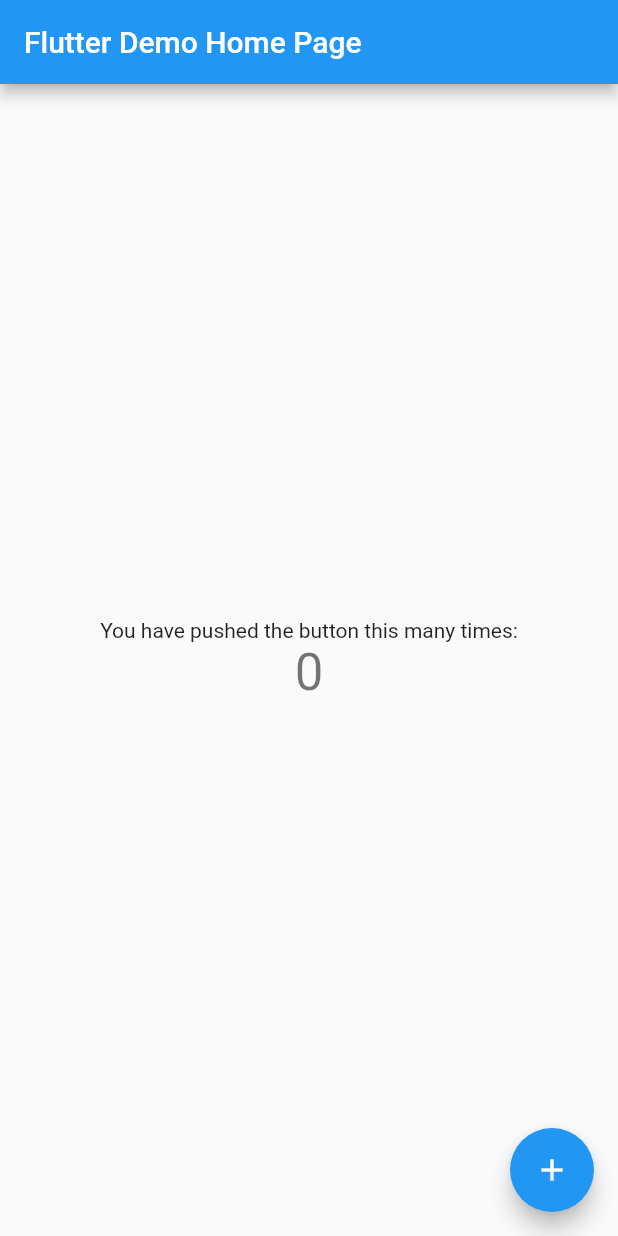
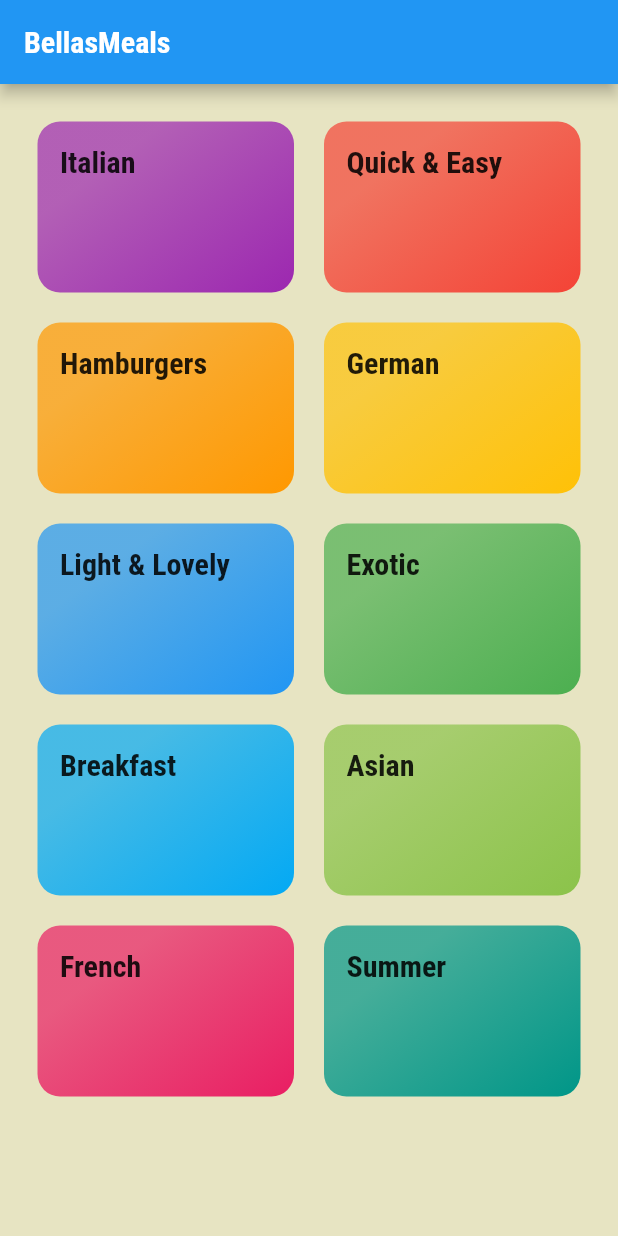
Before and after one commit to kessysam/MealApp, a Flutter app: the screen it shows after launch, on a phone screen of 412 x 824 dp. Run offline on Flutter 3.47's test engine with Material 2 defaults, Android fonts, the phone set to English and light mode, and no system bars.

```diff
--- /dev/null
+++ b/meal_app/lib/categories_screen.dart
@@ -0,0 +1,34 @@
+import 'package:flutter/material.dart';
+import 'package:meal_app/dummy_data.dart';
+import 'package:meal_app/category_item.dart';
+
+class CategoriesScreen extends StatelessWidget {
+  const CategoriesScreen({super.key});
+
+  @override
+  Widget build(BuildContext context) {
+    return Scaffold(
+      appBar: AppBar(
+        title: const Text('BellasMeals'),
+      ),
+      body: GridView(
+        padding: const EdgeInsets.all(25),
+        gridDelegate: const SliverGridDelegateWithMaxCrossAxisExtent(
+          maxCrossAxisExtent: 200,
+          childAspectRatio: 3 / 2,
+          crossAxisSpacing: 20,
+          mainAxisSpacing: 20,
+        ),
+        children: DUMMY_CATEGORIES
+            .map(
+              (c) => CategoryItem(
+                c.id,
+                c.title,
+                c.color,
+              ),
+            )
+            .toList(),
+      ),
+    );
+  }
+}
--- /dev/null
+++ b/meal_app/lib/category_item.dart
@@ -0,0 +1,48 @@
+import 'package:flutter/material.dart';
+import 'package:meal_app/category_meals_screen.dart';
+
+class CategoryItem extends StatelessWidget {
+  final String title;
+  final Color color;
+  final String id;
+
+  CategoryItem(
+    this.id,
+    this.title,
+    this.color,
+  );
+
+  void _selectCategory(BuildContext context) {
+    Navigator.of(context).push(
+      MaterialPageRoute(
+        builder: (_) {
+          return CategoryMealsScreen(id, title);
+        },
+      ),
+    );
+  }
+
+  @override
+  Widget build(BuildContext context) {
+    return InkWell(
+      onTap: () => _selectCategory(context),
+      splashColor: Theme.of(context).primaryColor,
+      borderRadius: BorderRadius.circular(15),
+      child: Container(
+        padding: const EdgeInsets.all(15),
+        decoration: BoxDecoration(
+          gradient: LinearGradient(
+            colors: [color.withOpacity(0.7), color],
+            begin: Alignment.topCenter,
+            end: Alignment.bottomRight,
+          ),
+          borderRadius: BorderRadius.circular(15),
+        ),
+        child: Text(
+          title,
+          style: Theme.of(context).textTheme.titleLarge,
+        ),
+      ),
+    );
+  }
+}
--- /dev/null
+++ b/meal_app/lib/category_meals_screen.dart
@@ -0,0 +1,23 @@
+import 'package:flutter/material.dart';
+
+class CategoryMealsScreen extends StatelessWidget {
+  final String categoryId;
+  final String categoryTitle;
+
+  const CategoryMealsScreen(
+    this.categoryId,
+    this.categoryTitle,
+  );
+
+  @override
+  Widget build(BuildContext context) {
+    return Scaffold(
+      appBar: AppBar(
+        title: Text(categoryTitle),
+      ),
+      body: Center(
+        child: Text('Recipes for the category.'),
+      ),
+    );
+  }
+}
--- /dev/null
+++ b/meal_app/lib/dummy_data.dart
@@ -0,0 +1,56 @@
+import 'package:flutter/material.dart';
+
+import './models/category.dart';
+
+const DUMMY_CATEGORIES = [
+  Category(
+    id: 'c1',
+    title: 'Italian',
+    color: Colors.purple,
+  ),
+  Category(
+    id: 'c2',
+    title: 'Quick & Easy',
+    color: Colors.red,
+  ),
+  Category(
+    id: 'c3',
+    title: 'Hamburgers',
+    color: Colors.orange,
+  ),
+  Category(
+    id: 'c4',
+    title: 'German',
+    color: Colors.amber,
+  ),
+  Category(
+    id: 'c5',
+    title: 'Light & Lovely',
+    color: Colors.blue,
+  ),
+  Category(
+    id: 'c6',
+    title: 'Exotic',
+    color: Colors.green,
+  ),
+  Category(
+    id: 'c7',
+    title: 'Breakfast',
+    color: Colors.lightBlue,
+  ),
+  Category(
+    id: 'c8',
+    title: 'Asian',
+    color: Colors.lightGreen,
+  ),
+  Category(
+    id: 'c9',
+    title: 'French',
+    color: Colors.pink,
+  ),
+  Category(
+    id: 'c10',
+    title: 'Summer',
+    color: Colors.teal,
+  ),
+];
--- a/meal_app/lib/main.dart
+++ b/meal_app/lib/main.dart
@@ -1,4 +1,5 @@
 import 'package:flutter/material.dart';
+import 'package:meal_app/categories_screen.dart';
 
 void main() {
   runApp(const MyApp());
@@ -11,105 +12,29 @@ class MyApp extends StatelessWidget {
   @override
   Widget build(BuildContext context) {
     return MaterialApp(
-      title: 'Flutter Demo',
+      title: 'KessyMeals',
       theme: ThemeData(
-        // This is the theme of your application.
-        //
-        // Try running your application with "flutter run". You'll see the
-        // application has a blue toolbar. Then, without quitting the app, try
-        // changing the primarySwatch below to Colors.green and then invoke
-        // "hot reload" (press "r" in the console where you ran "flutter run",
-        // or simply save your changes to "hot reload" in a Flutter IDE).
-        // Notice that the counter didn't reset back to zero; the application
-        // is not restarted.
-        primarySwatch: Colors.blue,
+        primarySwatch: Colors.pink,
+        colorScheme: ColorScheme.fromSwatch().copyWith(
+          secondary: Colors.green, //serves as accent color
+        ),
+        canvasColor: Color.fromARGB(255, 231, 228, 194),
+        fontFamily: 'Railway',
+        textTheme: ThemeData.light().textTheme.copyWith(
+              bodyLarge: const TextStyle(color: Color.fromRGBO(20, 51, 51, 1)),
+              bodyMedium: const TextStyle(color: Color.fromRGBO(20, 51, 51, 1)),
+              titleLarge: const TextStyle(
+                fontFamily: 'RobotoCondensed',
+                fontSize: 20,
+                fontWeight: FontWeight.bold,
+              ),
+              titleMedium: const TextStyle(
+                fontFamily: 'RobotoCondensed',
+                fontSize: 22,
+              ),
+            ),
       ),
-      home: const MyHomePage(title: 'Flutter Demo Home Page'),
+      home: const CategoriesScreen(),
     );
   }
 }
-
-class MyHomePage extends StatefulWidget {
-  const MyHomePage({super.key, required this.title});
-
-  // This widget is the home page of your application. It is stateful, meaning
-  // that it has a State object (defined below) that contains fields that affect
-  // how it looks.
-
-  // This class is the configuration for the state. It holds the values (in this
-  // case the title) provided by the parent (in this case the App widget) and
-  // used by the build method of the State. Fields in a Widget subclass are
-  // always marked "final".
-
-  final String title;
-
-  @override
-  State<MyHomePage> createState() => _MyHomePageState();
-}
-
-class _MyHomePageState extends State<MyHomePage> {
-  int _counter = 0;
-
-  void _incrementCounter() {
-    setState(() {
-      // This call to setState tells the Flutter framework that something has
-      // changed in this State, which causes it to rerun the build method below
-      // so that the display can reflect the updated values. If we changed
-      // _counter without calling setState(), then the build method would not be
-      // called again, and so nothing would appear to happen.
-      _counter++;
-    });
-  }
-
-  @override
-  Widget build(BuildContext context) {
-    // This method is rerun every time setState is called, for instance as done
-    // by the _incrementCounter method above.
-    //
-    // The Flutter framework has been optimized to make rerunning build methods
-    // fast, so that you can just rebuild anything that needs updating rather
-    // than having to individually change instances of widgets.
-    return Scaffold(
-      appBar: AppBar(
-        // Here we take the value from the MyHomePage object that was created by
-        // the App.build method, and use it to set our appbar title.
-        title: Text(widget.title),
-      ),
-      body: Center(
-        // Center is a layout widget. It takes a single child and positions it
-        // in the middle of the parent.
-        child: Column(
-          // Column is also a layout widget. It takes a list of children and
-          // arranges them vertically. By default, it sizes itself to fit its
-          // children horizontally, and tries to be as tall as its parent.
-          //
-          // Invoke "debug painting" (press "p" in the console, choose the
-          // "Toggle Debug Paint" action from the Flutter Inspector in Android
-          // Studio, or the "Toggle Debug Paint" command in Visual Studio Code)
-          // to see the wireframe for each widget.
-          //
-          // Column has various properties to control how it sizes itself and
-          // how it positions its children. Here we use mainAxisAlignment to
-          // center the children vertically; the main axis here is the vertical
-          // axis because Columns are vertical (the cross axis would be
-          // horizontal).
-          mainAxisAlignment: MainAxisAlignment.center,
-          children: <Widget>[
-            const Text(
-              'You have pushed the button this many times:',
-            ),
-            Text(
-              '$_counter',
-              style: Theme.of(context).textTheme.headlineMedium,
-            ),
-          ],
-        ),
-      ),
-      floatingActionButton: FloatingActionButton(
-        onPressed: _incrementCounter,
-        tooltip: 'Increment',
-        child: const Icon(Icons.add),
-      ), // This trailing comma makes auto-formatting nicer for build methods.
-    );
-  }
-}
--- /dev/null
+++ b/meal_app/lib/models/category.dart
@@ -0,0 +1,13 @@
+import 'package:flutter/material.dart';
+
+class Category {
+  final String id;
+  final String title;
+  final Color color;
+
+  const Category({
+    required this.id,
+    required this.title,
+    this.color = Colors.orange,
+  });
+}
```
Also changed, not shown: meal_app/pubspec.yaml (+17 -6 lines), meal_app/assets/fonts/Raleway-Black.ttf (added), meal_app/assets/fonts/Raleway-Bold.ttf (added), meal_app/assets/fonts/Raleway-Regular.ttf (added), meal_app/assets/fonts/RobotoCondensed-Bold.ttf (added), meal_app/assets/fonts/RobotoCondensed-Italic.ttf (added), meal_app/assets/fonts/RobotoCondensed-Light.ttf (added), meal_app/assets/fonts/RobotoCondensed-Regular.ttf (added), 1 other file.
